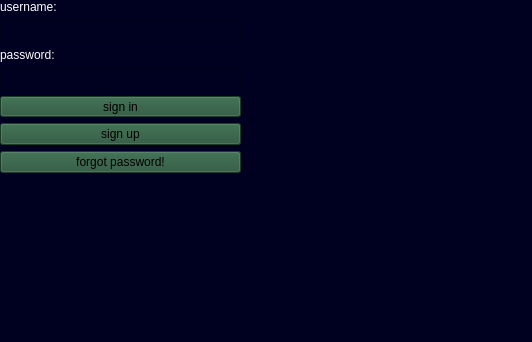
Before: the Qt Designer form sign in.ui in ParsaDevpy/wallet_project, drawn with Qt 5.
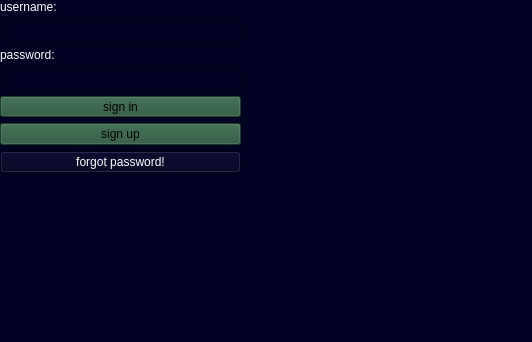
After: the same form once the commit is applied.

Patch:
```diff
--- a/sign in.ui
+++ b/sign in.ui
@@ -76,7 +76,7 @@
      <item>
       <widget class="QPushButton" name="pushButton_3">
        <property name="styleSheet">
-        <string notr="true">background-color: #255237</string>
+        <string notr="true">color: #fff</string>
        </property>
        <property name="text">
         <string>forgot password!</string>
```
